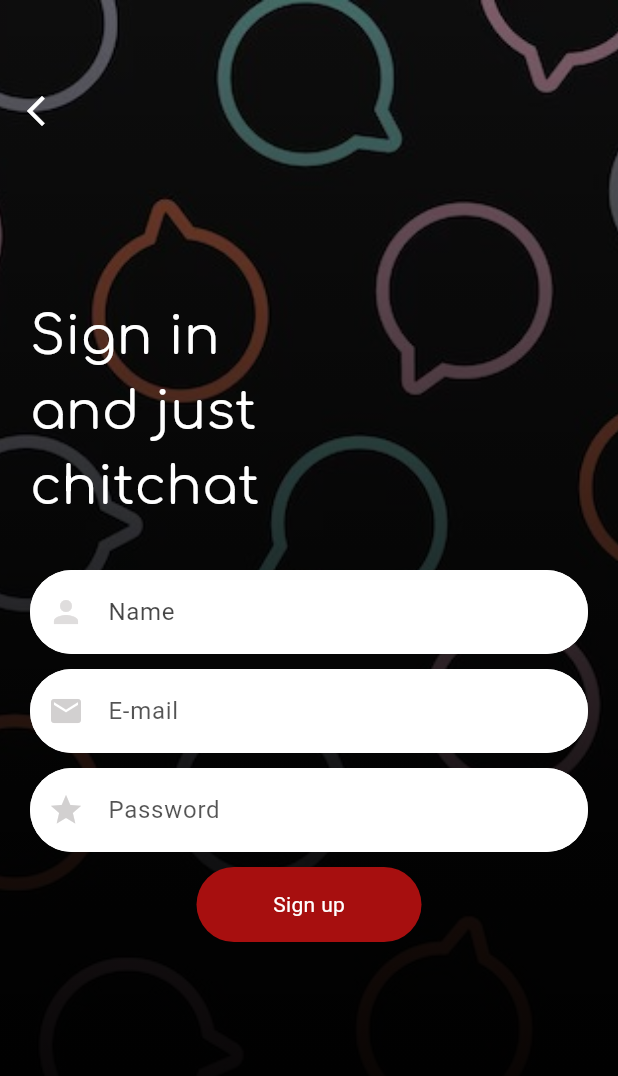
After one commit to shibilharoon/chat-app, a Flutter app: the SignUpPage screen opened directly, after a tap on "Sign up", on a phone screen of 412 x 824 dp. The commit adds this screen. Shown: the top 1076 px of the screen. Run offline on Flutter 3.47's test engine with Material 3 defaults, Android fonts, the phone set to English and light mode, and no system bars; our stand-ins replace cloud_firestore, firebase_auth, firebase_core, font_awesome_flutter, google_fonts, google_sign_in; accounts and stored records are empty; network calls fail.

Commit message:
done email and google authentication

```diff
--- a/lib/main.dart
+++ b/lib/main.dart
@@ -1,7 +1,11 @@
+import 'package:chat_app/firebase_options.dart';
 import 'package:chat_app/view/pages/initial_page.dart';
+import 'package:firebase_core/firebase_core.dart';
 import 'package:flutter/material.dart';
 
-void main(List<String> args) {
+void main(List<String> args) async {
+  WidgetsFlutterBinding.ensureInitialized();
+  await Firebase.initializeApp(options: DefaultFirebaseOptions.currentPlatform);
   runApp(MyApp());
 }
 
--- /dev/null
+++ b/lib/model/user_model.dart
@@ -0,0 +1,26 @@
+class UserModel {
+  String? name;
+  String? email;
+  String? uid;
+  String? phonenumber;
+  UserModel(
+      {this.phonenumber,
+      required this.name,
+      required this.email,
+      required this.uid});
+  factory UserModel.fromJson(Map<String, dynamic> json) {
+    return UserModel(
+        name: json['name'],
+        email: json['email'],
+        uid: json['uid'],
+        phonenumber: json['phonenumber']);
+  }
+  Map<String, dynamic> toJson() {
+    return {
+      'name': name,
+      'email': email,
+      'uid': uid,
+      'phonenumber': phonenumber
+    };
+  }
+}
--- /dev/null
+++ b/lib/services/auth_services.dart
@@ -0,0 +1,52 @@
+import 'package:chat_app/model/user_model.dart';
+import 'package:cloud_firestore/cloud_firestore.dart';
+import 'package:firebase_auth/firebase_auth.dart';
+import 'package:google_sign_in/google_sign_in.dart';
+
+class FirebaseAuthServices {
+  FirebaseAuth _auth = FirebaseAuth.instance;
+  FirebaseFirestore firestore = FirebaseFirestore.instance;
+  Future<User?> signUpWithEmailAndPassword(
+      String email, String password) async {
+    try {
+      UserCredential credential = await _auth.createUserWithEmailAndPassword(
+          email: email, password: password);
+      return credential.user;
+    } catch (e) {
+      print("error occured");
+    }
+    return null;
+  }
+
+  Future<User?> signInWithEmailAndPassword(
+      String email, String password) async {
+    try {
+      UserCredential credential = await _auth.signInWithEmailAndPassword(
+          email: email, password: password);
+      return credential.user;
+    } catch (e) {
+      print("error occured");
+    }
+    return null;
+  }
+
+  signinWithGoogle() async {
+    try {
+      final GoogleSignInAccount? guser = await GoogleSignIn().signIn();
+      final GoogleSignInAuthentication gauth = await guser!.authentication;
+      final credential = GoogleAuthProvider.credential(
+          accessToken: gauth.accessToken, idToken: gauth.idToken);
+      UserCredential userCredential =
+          await FirebaseAuth.instance.signInWithCredential(credential);
+      User? googleuser = userCredential.user;
+      final UserModel userdata = UserModel(
+          name: googleuser!.displayName,
+          email: googleuser.email,
+          uid: googleuser.uid);
+      firestore.collection('users').doc(googleuser.uid).set(userdata.toJson());
+      return userCredential;
+    } on FirebaseAuthException catch (e) {
+      throw Exception(e.code);
+    }
+  }
+}
--- /dev/null
+++ b/lib/view/pages/signup.dart
@@ -0,0 +1,221 @@
+import 'package:chat_app/services/auth_services.dart';
+import 'package:chat_app/view/pages/login_page.dart';
+import 'package:firebase_auth/firebase_auth.dart';
+import 'package:flutter/material.dart';
+import 'package:font_awesome_flutter/font_awesome_flutter.dart';
+import 'package:google_fonts/google_fonts.dart';
+
+class SignUpPage extends StatefulWidget {
+  const SignUpPage({Key? key}) : super(key: key);
+
+  @override
+  State<SignUpPage> createState() => _SignUpPageState();
+}
+
+class _SignUpPageState extends State<SignUpPage> {
+  final FirebaseAuthServices _auth = FirebaseAuthServices();
+  TextEditingController usernameController = TextEditingController();
+  TextEditingController emailController = TextEditingController();
+  TextEditingController passwordController = TextEditingController();
+
+  @override
+  void dispose() {
+    usernameController.dispose();
+    emailController.dispose();
+    passwordController.dispose();
+    super.dispose();
+  }
+
+  @override
+  Widget build(BuildContext context) {
+    return Scaffold(
+      backgroundColor: Colors.black,
+      body: Stack(
+        children: [
+          Container(
+            height: double.infinity,
+            width: double.infinity,
+            child: Image.asset(
+              "assets/images/bgimg.jpg",
+              fit: BoxFit.cover,
+            ),
+          ),
+          Container(
+            height: double.infinity,
+            width: double.infinity,
+            decoration: BoxDecoration(
+              gradient: LinearGradient(
+                begin: Alignment.topCenter,
+                end: Alignment.bottomCenter,
+                colors: [
+                  Colors.black.withOpacity(0.5),
+                  Colors.black.withOpacity(0.7),
+                  Colors.black.withOpacity(0.9),
+                  Colors.black.withOpacity(1),
+                ],
+              ),
+            ),
+          ),
+          Padding(
+            padding: const EdgeInsets.only(top: 50),
+            child: IconButton(
+              onPressed: () {
+                Navigator.of(context).push(
+                  MaterialPageRoute(builder: (context) => LoginPage()),
+                );
+              },
+              icon: Icon(
+                Icons.arrow_back_ios_new,
+                color: Colors.white,
+              ),
+            ),
+          ),
+          Padding(
+            padding: const EdgeInsets.only(top: 200, left: 20, right: 200),
+            child: Text(
+              "Sign in and just chitchat",
+              style: GoogleFonts.comfortaa(fontSize: 35, color: Colors.white),
+            ),
+          ),
+          Padding(
+            padding: const EdgeInsets.only(top: 380, left: 20, right: 20),
+            child: SingleChildScrollView(
+              scrollDirection: Axis.vertical,
+              child: Column(
+                children: [
+                  TextFormField(
+                    controller: usernameController,
+                    decoration: InputDecoration(
+                      hintText: "Name",
+                      hintStyle: TextStyle(color: Color.fromARGB(184, 0, 0, 0)),
+                      prefixIcon: Icon(Icons.person),
+                      prefixIconColor: Color.fromARGB(175, 209, 206, 206),
+                      filled: true,
+                      fillColor: Colors.white,
+                      border: OutlineInputBorder(
+                        borderRadius: BorderRadius.circular(30),
+                      ),
+                      enabledBorder: OutlineInputBorder(
+                        borderSide: BorderSide(
+                          color: const Color.fromARGB(255, 255, 255, 255),
+                        ),
+                        borderRadius: BorderRadius.circular(30),
+                      ),
+                    ),
+                  ),
+                  SizedBox(
+                    height: 10,
+                  ),
+                  TextFormField(
+                    controller: emailController,
+                    decoration: InputDecoration(
+                      hintText: "E-mail",
+                      hintStyle: TextStyle(color: Color.fromARGB(171, 0, 0, 0)),
+                      prefixIcon: Icon(Icons.email),
+                      prefixIconColor: Color.fromARGB(172, 188, 185, 185),
+                      filled: true,
+                      fillColor: Colors.white,
+                      border: OutlineInputBorder(
+                        borderRadius: BorderRadius.circular(30),
+                      ),
+                      enabledBorder: OutlineInputBorder(
+                        borderSide: BorderSide(
+                          color: const Color.fromARGB(255, 255, 255, 255),
+                        ),
+                        borderRadius: BorderRadius.circular(30),
+                      ),
+                    ),
+                  ),
+                  SizedBox(
+                    height: 10,
+                  ),
+                  TextFormField(
+                    controller: passwordController,
+                    decoration: InputDecoration(
+                      hintText: "Password",
+                      hintStyle: TextStyle(color: Color.fromARGB(171, 0, 0, 0)),
+                      prefixIcon: Icon(Icons.star),
+                      prefixIconColor: Color.fromARGB(172, 188, 185, 185),
+                      filled: true,
+                      fillColor: Colors.white,
+                      border: OutlineInputBorder(
+                        borderRadius: BorderRadius.circular(30),
+                      ),
+                      enabledBorder: OutlineInputBorder(
+                        borderSide: BorderSide(
+                          color: const Color.fromARGB(255, 255, 255, 255),
+                        ),
+                        borderRadius: BorderRadius.circular(30),
+                      ),
+                    ),
+                  ),
+                  SizedBox(
+                    height: 10,
+                  ),
+                  GestureDetector(
+                    onTap: signUp,
+                    child: Container(
+                      height: 50,
+                      width: 150,
+                      decoration: BoxDecoration(
+                        color: Color.fromARGB(255, 167, 15, 15),
+                        borderRadius: BorderRadius.circular(30),
+                      ),
+                      child: Center(
+                        child: Text(
+                          "Sign up",
+                          style: TextStyle(color: Colors.white),
+                        ),
+                      ),
+                    ),
+                  ),
+                  SizedBox(
+                    height: 10,
+                  ),
+                ],
+              ),
+            ),
+          )
+        ],
+      ),
+    );
+  }
+
+  void signUp() async {
+    String name = usernameController.text;
+    String email = emailController.text;
+    String password = passwordController.text;
+    User? user = await _auth.signUpWithEmailAndPassword(email, password);
+    if (user != null) {
+      // Show success pop-up
+      _showSuccessDialog();
+      // Navigate to the login page after a delay
+      Future.delayed(Duration(seconds: 2), () {
+        Navigator.of(context)
+            .push(MaterialPageRoute(builder: (context) => LoginPage()));
+      });
+    } else {
+      print('there is some error ');
+    }
+  }
+
+  void _showSuccessDialog() {
+    showDialog(
+      context: context,
+      builder: (BuildContext context) {
+        return AlertDialog(
+          title: Text("Sign Up Successful"),
+          content: Text("You have signed up successfully!"),
+          actions: <Widget>[
+            TextButton(
+              onPressed: () {
+                Navigator.of(context).pop();
+              },
+              child: Text("OK"),
+            ),
+          ],
+        );
+      },
+    );
+  }
+}
--- a/pubspec.yaml
+++ b/pubspec.yaml
@@ -37,6 +37,12 @@ dependencies:
   cupertino_icons: ^1.0.2
   google_fonts: ^6.1.0
   font_awesome_flutter: ^10.6.0
+  firebase_core: ^2.24.2
+  firebase_auth: ^4.16.0
+  firebase_storage: ^11.6.0
+  google_sign_in: ^6.2.1
+  provider: ^6.1.1
+  cloud_firestore: ^4.14.0
 
 dev_dependencies:
   flutter_test:
```
Also changed, not shown: lib/view/pages/login_page.dart (+57 -9 lines), lib/firebase_options.dart (added), pubspec.lock, 6 other files.
